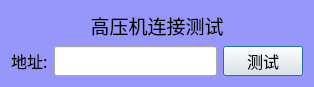
First picture: the form in connections/clsHVCnntWindow.ui, repository caicaiking/WKELightWave, before the edit.
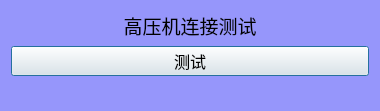
Second picture: the form after the edit. Icons and pictures are not drawn.

What changed in the file:
```diff
--- a/connections/clsHVCnntWindow.ui
+++ b/connections/clsHVCnntWindow.ui
@@ -6,8 +6,8 @@
    <rect>
     <x>0</x>
     <y>0</y>
-    <width>314</width>
-    <height>75</height>
+    <width>380</width>
+    <height>92</height>
    </rect>
   </property>
   <property name="font">
@@ -47,37 +47,6 @@
     </widget>
    </item>
    <item>
-    <layout class="QHBoxLayout" name="horizontalLayout">
-     <item>
-      <widget class="QLabel" name="label_2">
-       <property name="font">
-        <font>
-         <family>楷体</family>
-         <pointsize>12</pointsize>
-        </font>
-       </property>
-       <property name="text">
-        <string>地址:</string>
-       </property>
-      </widget>
-     </item>
-     <item>
-      <widget class="QLineEdit" name="txtAddress">
-       <property name="minimumSize">
-        <size>
-         <width>0</width>
-         <height>25</height>
-        </size>
-       </property>
-       <property name="font">
-        <font>
-         <family>楷体</family>
-         <pointsize>12</pointsize>
-        </font>
-       </property>
-      </widget>
-     </item>
-     <item>
       <widget class="QPushButton" name="btnTest">
        <property name="minimumSize">
         <size>
@@ -96,7 +65,21 @@
        </property>
       </widget>
      </item>
-    </layout>
+   <item>
+    <widget class="QLabel" name="lblInfo">
+     <property name="font">
+      <font>
+       <family>楷体</family>
+       <pointsize>10</pointsize>
+      </font>
+     </property>
+     <property name="text">
+      <string/>
+     </property>
+     <property name="alignment">
+      <set>Qt::AlignLeading|Qt::AlignLeft|Qt::AlignVCenter</set>
+     </property>
+    </widget>
    </item>
   </layout>
  </widget>
```
Lines whose indentation alone changed are shown as unchanged.
